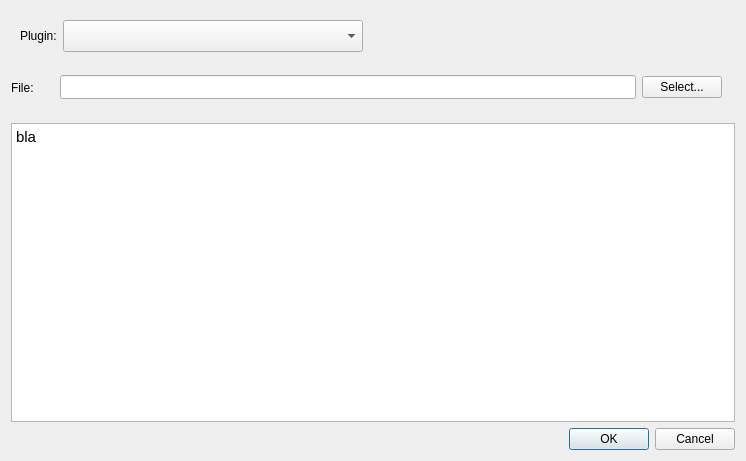
First picture: the form in ilastik/applets/tracking/base/pluginExportOptionsDlg.ui, repository ilastik/ilastik, before the edit.
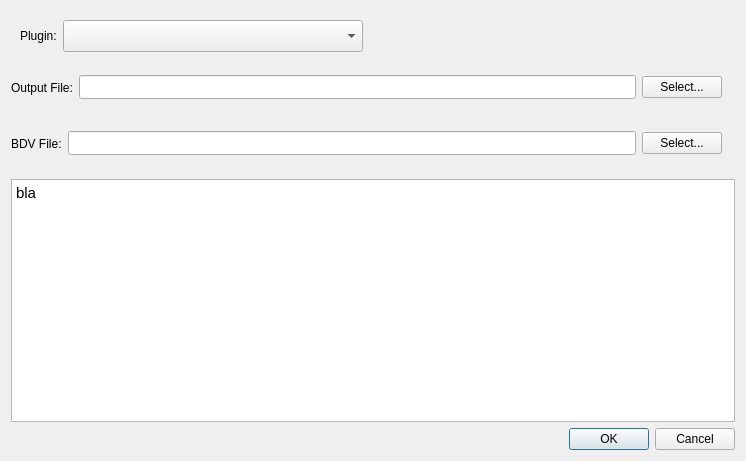
Second picture: the form after the edit.

Commit message: Add BDV file selector to the Fiji-MaMuT export dialog

Diff of the .ui file:
```diff
--- a/ilastik/applets/tracking/base/pluginExportOptionsDlg.ui
+++ b/ilastik/applets/tracking/base/pluginExportOptionsDlg.ui
@@ -119,7 +119,7 @@
        <item>
         <widget class="QLabel" name="label_2">
          <property name="text">
-          <string>File:      </string>
+          <string>Output File:</string>
          </property>
         </widget>
        </item>
@@ -153,6 +153,70 @@
      </widget>
     </widget>
    </item>
+   <item>
+    <widget class="QWidget" name="bdvFileWidget" native="true">
+     <property name="visible">
+      <bool>false</bool>
+     </property>
+     <property name="sizePolicy">
+      <sizepolicy hsizetype="Preferred" vsizetype="Expanding">
+       <horstretch>0</horstretch>
+       <verstretch>0</verstretch>
+      </sizepolicy>
+     </property>
+     <property name="maximumSize">
+      <size>
+       <width>16777215</width>
+       <height>50</height>
+      </size>
+     </property>
+     <widget class="QWidget" name="">
+      <property name="geometry">
+       <rect>
+        <x>0</x>
+        <y>0</y>
+        <width>711</width>
+        <height>41</height>
+       </rect>
+      </property>
+      <layout class="QHBoxLayout" name="horizontalLayout">
+       <item>
+        <widget class="QLabel" name="label_3">
+         <property name="text">
+          <string>BDV File:</string>
+         </property>
+        </widget>
+       </item>
+       <item>
+        <widget class="QLineEdit" name="bdvFilepath">
+         <property name="minimumSize">
+          <size>
+           <width>0</width>
+           <height>24</height>
+          </size>
+         </property>
+         <property name="baseSize">
+          <size>
+           <width>0</width>
+           <height>24</height>
+          </size>
+         </property>
+         <property name="readOnly">
+          <bool>true</bool>
+         </property>
+        </widget>
+       </item>
+       <item>
+        <widget class="QPushButton" name="bdvFileSelectButton">
+         <property name="text">
+          <string>Select...</string>
+         </property>
+        </widget>
+       </item>
+      </layout>
+     </widget>
+    </widget>
+   </item>
    <item>
     <widget class="QTextEdit" name="metaInfoTextEdit">
      <property name="enabled">
```
The commit also changes 2 other files.
